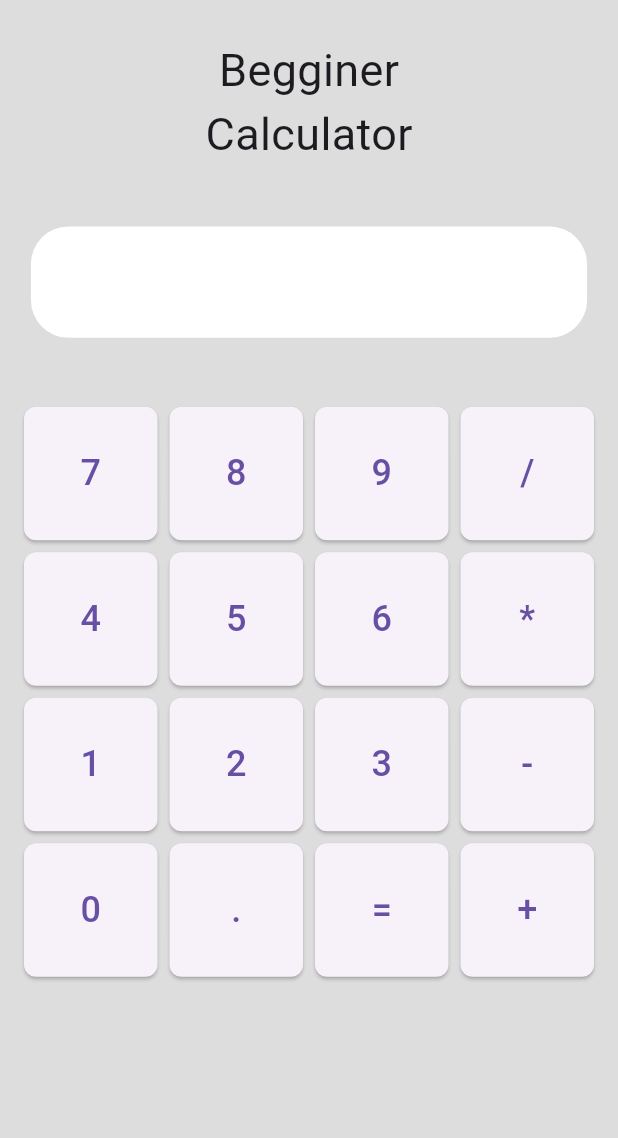
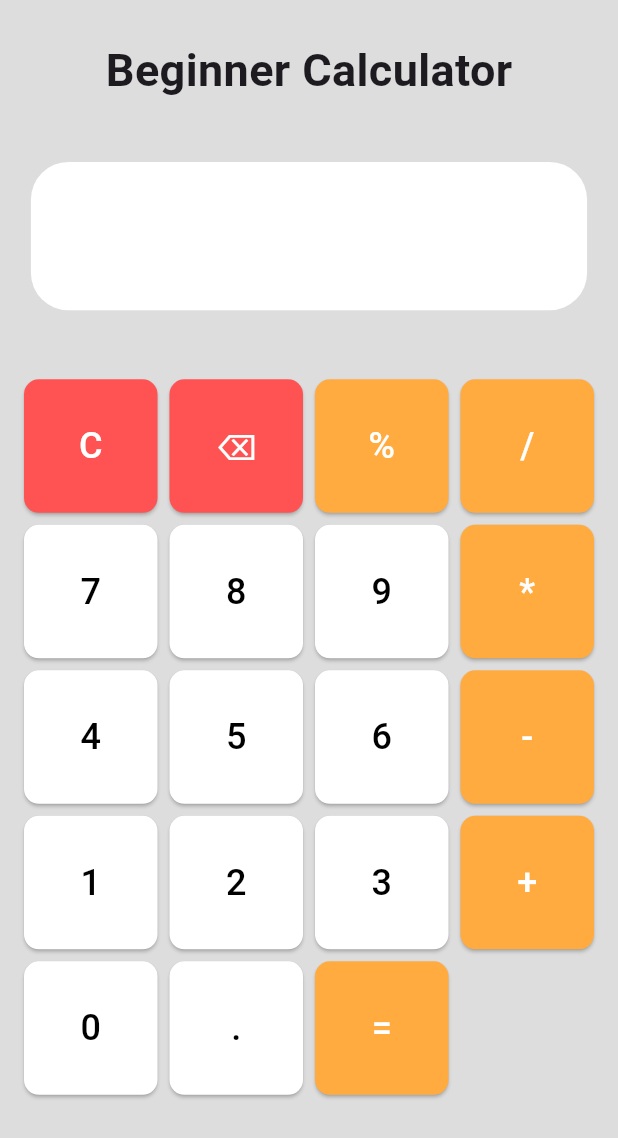
Before and after one commit to pyjoek/calculator_flutter, a Flutter app: the screen it shows after launch, on a phone screen of 412 x 824 dp. Shown: the top 1138 px of the screen. Run offline on Flutter 3.47's test engine with Material 3 defaults, Android fonts, the phone set to English and light mode, and no system bars; our stand-ins replace math_expressions.

Commit message:
well thanks to new gen tech

```diff
--- a/lib/main.dart
+++ b/lib/main.dart
@@ -1,119 +1,151 @@
 import 'package:flutter/material.dart';
+import 'package:math_expressions/math_expressions.dart'; // add this package!
 
-void main() => runApp(MyApp());
+void main() => runApp(const MyApp());
 
-class MyApp extends StatelessWidget {
-  MyApp({super.key});
+class MyApp extends StatefulWidget {
+  const MyApp({super.key});
 
+  @override
+  State<MyApp> createState() => _MyAppState();
+}
+
+class _MyAppState extends State<MyApp> {
   final Color bg = const Color.fromARGB(255, 221, 221, 221);
-  double width = 0;
-  double height = 0;
-  final List number = [
+
+  final List<String> buttons = [
+    'C',
+    '⌫',
+    '%',
+    '/',
     '7',
     '8',
     '9',
-    '/',
+    '*',
     '4',
     '5',
     '6',
-    '*',
+    '-',
     '1',
     '2',
     '3',
-    '-',
+    '+',
     '0',
     '.',
-    '=',
-    '+'
+    '='
   ];
 
-  void Addnumber(numb) {
-    String aint = '';
-    String bfloat = '';
-    String oper = '';
-    String total = '';
-    if (numb! - '=') {
-      if (numb != '+' && numb != '-' && numb != '/' && numb != '*') {
-        if (numb != '.') {
-          aint += numb;
+  String input = '';
+  String result = '';
+
+  void onButtonPressed(String value) {
+    setState(() {
+      if (value == 'C') {
+        input = '';
+        result = '';
+      } else if (value == '⌫') {
+        if (input.isNotEmpty) {
+          input = input.substring(0, input.length - 1);
+        }
+      } else if (value == '=') {
+        _calculateResult();
       } else {
-          bfloat += numb;
+        input += value;
       }
-      } else {
-        oper = numb;
+    });
   }
-    } else {
-      print("$aint $oper ${bfloat}");
+
+  void _calculateResult() {
+    try {
+      String expression = input.replaceAll('×', '*').replaceAll('÷', '/');
+      Parser p = Parser();
+      Expression exp = p.parse(expression);
+      ContextModel cm = ContextModel();
+      double eval = exp.evaluate(EvaluationType.REAL, cm);
+      result = eval.toString();
+    } catch (e) {
+      result = 'Error';
     }
   }
 
   @override
   Widget build(BuildContext context) {
-    height = MediaQuery.of(context).size.height;
-    width = MediaQuery.of(context).size.width;
+    final height = MediaQuery.of(context).size.height;
+    final width = MediaQuery.of(context).size.width;
 
     return MaterialApp(
       debugShowCheckedModeBanner: false,
       home: Scaffold(
         backgroundColor: bg,
-        body: Center(
+        body: SafeArea(
           child: Column(
             children: [
-              const SizedBox(
-                height: 25,
+              const SizedBox(height: 25),
+              const Text(
+                "Beginner Calculator",
+                style: TextStyle(fontSize: 30, fontWeight: FontWeight.bold),
               ),
-              const Center(
-                child: Column(
-                  children: [
-                    Text(
-                      "Begginer",
-                      style: TextStyle(fontSize: 30),
-                    ),
-                    Text(
-                      "Calculator",
-                      style: TextStyle(fontSize: 30),
-                    )
-                  ],
-                ),
-              ),
-              const SizedBox(
-                height: 40,
-              ),
+              const SizedBox(height: 40),
               Container(
                 width: width * 0.9,
-                height: height * 0.09,
+                height: height * 0.12,
+                padding: const EdgeInsets.all(16),
+                alignment: Alignment.centerRight,
                 decoration: BoxDecoration(
                   borderRadius: BorderRadius.circular(25),
                   color: Colors.white,
                 ),
+                child: SingleChildScrollView(
+                  scrollDirection: Axis.horizontal,
+                  reverse: true,
+                  child: Text(
+                    result.isEmpty ? input : result,
+                    style: const TextStyle(fontSize: 32),
                   ),
-              SizedBox(
-                height: 30,
                 ),
-              Padding(
+              ),
+              const SizedBox(height: 30),
+              Expanded(
+                child: Padding(
                   padding: const EdgeInsets.all(16.0),
                   child: GridView.builder(
-                  shrinkWrap: true,
                     physics: const NeverScrollableScrollPhysics(),
-                  gridDelegate: const SliverGridDelegateWithFixedCrossAxisCount(
+                    gridDelegate:
+                        const SliverGridDelegateWithFixedCrossAxisCount(
                       crossAxisCount: 4,
                       crossAxisSpacing: 8,
-                      mainAxisSpacing: 8),
-                  itemCount: number.length,
+                      mainAxisSpacing: 8,
+                    ),
+                    itemCount: buttons.length,
                     itemBuilder: (context, index) {
-                    final label = number[index];
+                      final label = buttons[index];
+                      final isOperator =
+                          ['/', '*', '-', '+', '=', '%'].contains(label);
+                      final isSpecial = ['C', '⌫'].contains(label);
+
                       return ElevatedButton(
-                        onPressed: () => Addnumber(label),
+                        onPressed: () => onButtonPressed(label),
                         style: ElevatedButton.styleFrom(
+                          backgroundColor: isOperator
+                              ? Colors.orangeAccent
+                              : isSpecial
+                                  ? Colors.redAccent
+                                  : Colors.white,
+                          foregroundColor: isOperator || isSpecial
+                              ? Colors.white
+                              : Colors.black,
                           padding: const EdgeInsets.all(20),
                           shape: RoundedRectangleBorder(
-                                borderRadius:
-                                    BorderRadiusGeometry.circular(8))),
+                            borderRadius: BorderRadius.circular(10),
+                          ),
+                        ),
                         child: Text(
                           label,
                           style: const TextStyle(fontSize: 24),
-                        ));
+                        ),
+                      );
                     },
+                  ),
                 ),
               )
             ],
--- a/pubspec.yaml
+++ b/pubspec.yaml
@@ -35,6 +35,7 @@ dependencies:
   # The following adds the Cupertino Icons font to your application.
   # Use with the CupertinoIcons class for iOS style icons.
   cupertino_icons: ^1.0.6
+  math_expressions: ^3.1.0
 
 dev_dependencies:
   flutter_test:
```
Also changed, not shown: pubspec.lock. Lines whose indentation alone changed are shown as unchanged.
